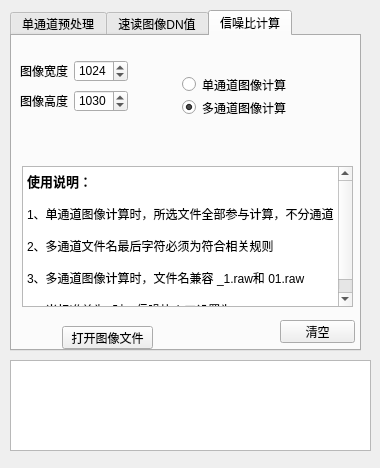
Old version of the form gui.ui in the repository angel263wy/Img_preprocess.
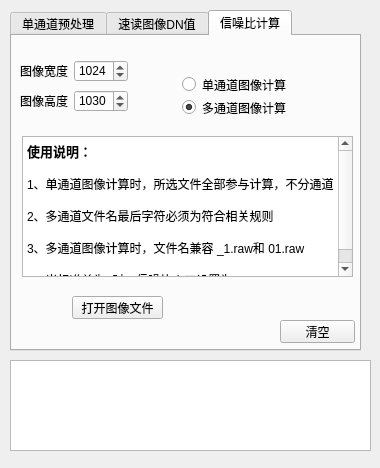
New version of the form.

Commit message: 完成多通道图像处理功能，统计信息使用1个文件 所有统计信息均使用csv格式计算

```diff
--- a/gui.ui
+++ b/gui.ui
@@ -703,7 +703,7 @@
      <property name="geometry">
       <rect>
        <x>10</x>
-       <y>130</y>
+       <y>100</y>
        <width>331</width>
        <height>141</height>
       </rect>
@@ -727,8 +727,8 @@
     <widget class="QPushButton" name="pushButton_snr_open">
      <property name="geometry">
       <rect>
-       <x>50</x>
-       <y>290</y>
+       <x>60</x>
+       <y>260</y>
        <width>91</width>
        <height>23</height>
       </rect>
```
The commit also changes 2 other files.
